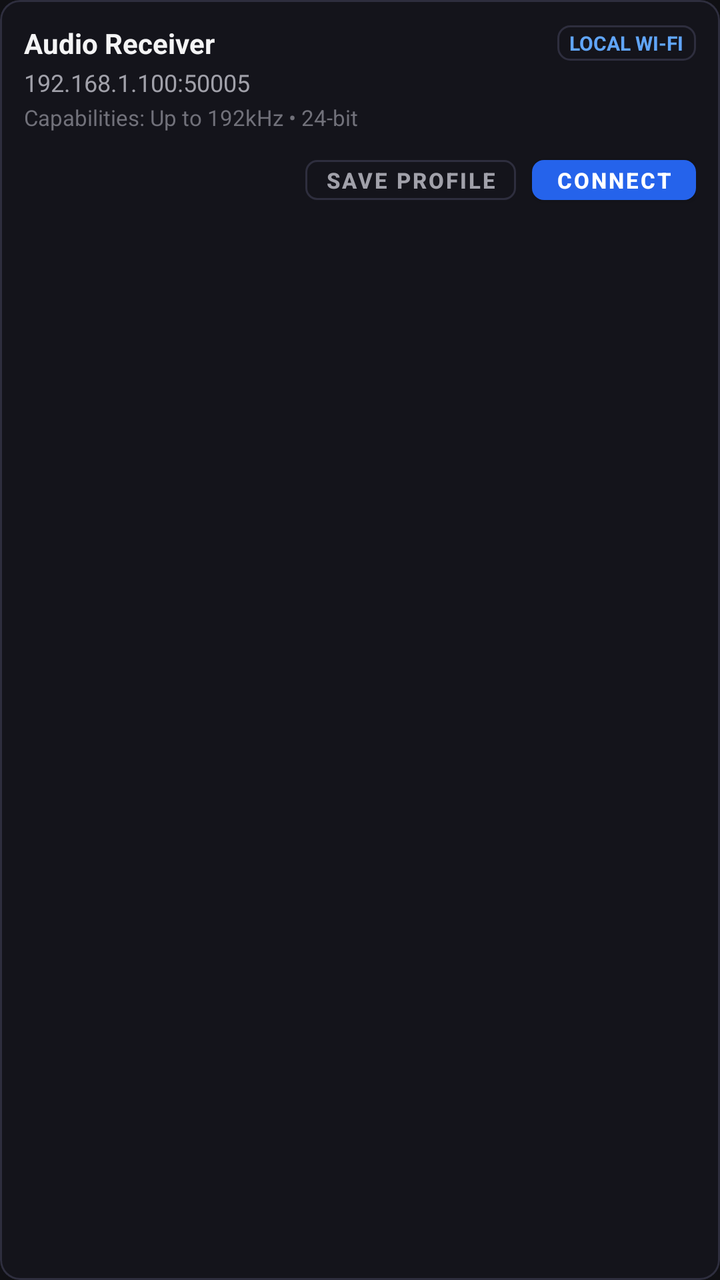
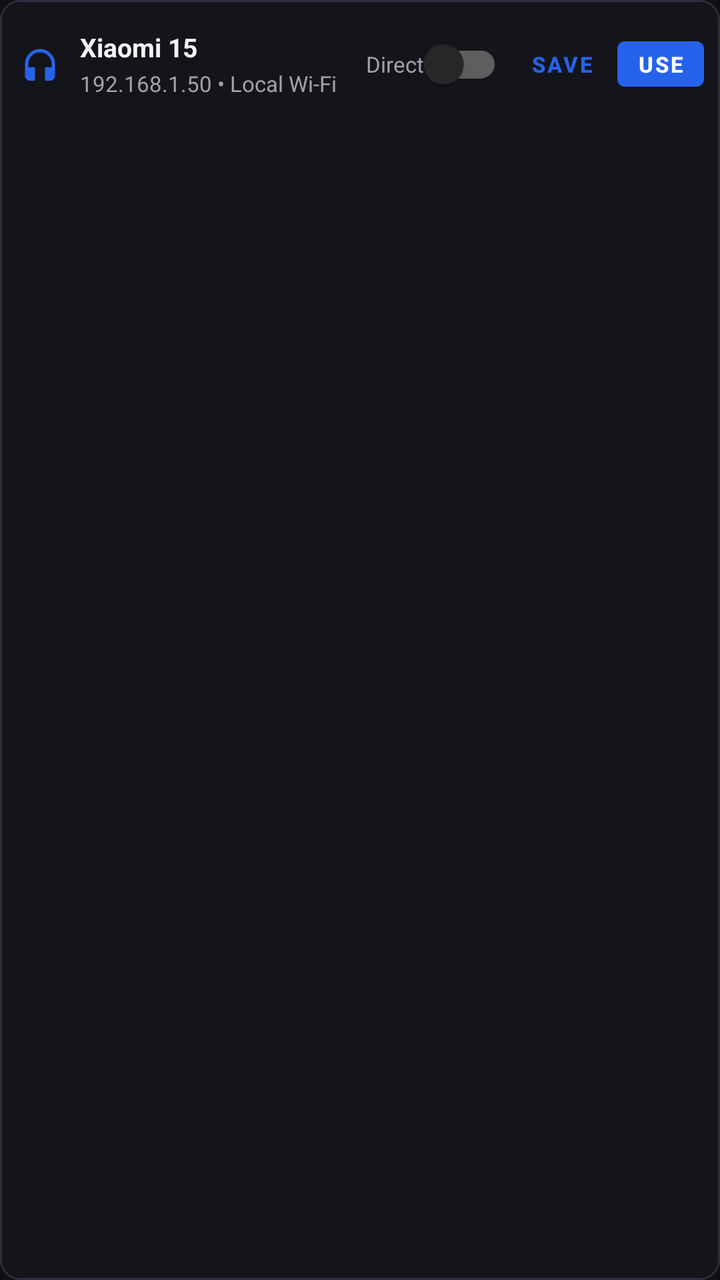

Two renders of the same Android screen: before a commit and after it. Below are the layout's source before the change and the commit's diff.
<!-- AndroidManifest.xml: application theme Theme.AudioStreamer -->
<!-- res/layout/item_discovered_device.xml -->
<?xml version="1.0" encoding="utf-8"?>
<com.google.android.material.card.MaterialCardView
    xmlns:android="http://schemas.android.com/apk/res/android"
    xmlns:app="http://schemas.android.com/apk/res-auto"
    android:layout_width="match_parent"
    android:layout_height="wrap_content"
    android:layout_marginBottom="8dp"
    app:cardCornerRadius="10dp"
    app:cardElevation="0dp"
    app:strokeColor="@color/card_stroke"
    app:strokeWidth="1dp"
    app:cardBackgroundColor="@color/input_bg">

    <LinearLayout
        android:layout_width="match_parent"
        android:layout_height="wrap_content"
        android:orientation="vertical"
        android:padding="12dp">

        <LinearLayout
            android:layout_width="match_parent"
            android:layout_height="wrap_content"
            android:orientation="horizontal"
            android:gravity="center_vertical">

            <TextView
                android:id="@+id/tv_device_name"
                android:layout_width="0dp"
                android:layout_height="wrap_content"
                android:layout_weight="1"
                android:text="Audio Receiver"
                android:textSize="14sp"
                android:textStyle="bold"
                android:textColor="@color/text_primary" />

            <TextView
                android:id="@+id/tv_device_conn_badge"
                android:layout_width="wrap_content"
                android:layout_height="wrap_content"
                android:text="LOCAL WI-FI"
                android:textSize="10sp"
                android:textStyle="bold"
                android:textColor="@color/pill_text"
                android:background="@drawable/bg_stat_badge"
                android:paddingHorizontal="6dp"
                android:paddingVertical="2dp" />
        </LinearLayout>

        <TextView
            android:id="@+id/tv_device_endpoint"
            android:layout_width="wrap_content"
            android:layout_height="wrap_content"
            android:text="192.168.1.100:50005"
            android:textSize="12sp"
            android:textColor="@color/text_secondary"
            android:layout_marginTop="2dp" />

        <TextView
            android:id="@+id/tv_device_caps"
            android:layout_width="wrap_content"
            android:layout_height="wrap_content"
            android:text="Capabilities: Up to 192kHz • 24-bit"
            android:textSize="11sp"
            android:textColor="@color/text_hint"
            android:layout_marginTop="2dp" />

        <TextView
            android:id="@+id/tv_device_p2p_notice"
            android:layout_width="wrap_content"
            android:layout_height="wrap_content"
            android:text="Wi-Fi Direct Active (P2P Ready)"
            android:textSize="11sp"
            android:textStyle="bold"
            android:textColor="@color/status_green"
            android:layout_marginTop="3dp"
            android:visibility="gone" />

        <LinearLayout
            android:layout_width="match_parent"
            android:layout_height="wrap_content"
            android:orientation="horizontal"
            android:gravity="end"
            android:layout_marginTop="8dp">

            <com.google.android.material.button.MaterialButton
                android:id="@+id/btn_device_save"
                style="?attr/materialButtonOutlinedStyle"
                android:layout_width="wrap_content"
                android:layout_height="32dp"
                android:minHeight="0dp"
                android:minWidth="0dp"
                android:paddingHorizontal="10dp"
                android:paddingVertical="0dp"
                android:textSize="11sp"
                android:textStyle="bold"
                android:text="Save Profile"
                android:textColor="@color/text_secondary"
                app:strokeColor="@color/card_stroke"
                app:cornerRadius="6dp"
                android:layout_marginEnd="8dp" />

            <com.google.android.material.button.MaterialButton
                android:id="@+id/btn_device_connect"
                style="@style/Widget.MaterialComponents.Button"
                android:layout_width="wrap_content"
                android:layout_height="32dp"
                android:minHeight="0dp"
                android:minWidth="0dp"
                android:paddingHorizontal="12dp"
                android:paddingVertical="0dp"
                android:textSize="11sp"
                android:textStyle="bold"
                android:text="Connect"
                app:backgroundTint="@color/primary"
                app:cornerRadius="6dp" />
        </LinearLayout>
    </LinearLayout>
</com.google.android.material.card.MaterialCardView>
<!-- resources referenced by this layout -->
<resources>
  <color name="card_stroke">#2E2E3E</color>
  <color name="input_bg">#14141B</color>
  <color name="pill_text">#60A5FA</color>
  <color name="primary">#2563EB</color>
  <color name="status_green">#10B981</color>
  <color name="text_hint">#71717A</color>
  <color name="text_primary">#F4F4F5</color>
  <color name="text_secondary">#A1A1AA</color>
  <!-- drawable bg_stat_badge (drawable) -->
  <?xml version="1.0" encoding="utf-8"?>
  <shape xmlns:android="http://schemas.android.com/apk/res/android"
      android:shape="rectangle">
      <corners android:radius="6dp" />
      <solid android:color="@color/input_bg" />
      <stroke
          android:width="1dp"
          android:color="@color/card_stroke" />
  </shape>
  <style name="Theme.AudioStreamer" parent="Theme.MaterialComponents.NoActionBar">
          <item name="colorPrimary">@color/primary</item>
          <item name="colorPrimaryVariant">@color/primary_variant</item>
          <item name="colorOnPrimary">@color/white</item>
          <item name="colorSecondary">@color/secondary</item>
          <item name="colorSecondaryVariant">@color/secondary_variant</item>
          <item name="colorOnSecondary">@color/white</item>
          <item name="android:windowBackground">@color/bg_screen</item>
          <item name="android:statusBarColor">@color/bg_screen</item>
          <item name="android:navigationBarColor">@color/bg_screen</item>
          <item name="android:windowLightStatusBar">false</item>
      </style>
  <color name="primary_variant">#1D4ED8</color>
  <color name="white">#FFFFFFFF</color>
  <color name="secondary">#0D9488</color>
  <color name="secondary_variant">#0F766E</color>
  <color name="bg_screen">#101014</color>
</resources>

<!-- the commit's change to res/layout/item_discovered_device.xml (unified diff, before → after) -->
@@ -2,9 +2,13 @@
 <com.google.android.material.card.MaterialCardView
     xmlns:android="http://schemas.android.com/apk/res/android"
     xmlns:app="http://schemas.android.com/apk/res-auto"
+    android:id="@+id/card_discovered_device"
     android:layout_width="match_parent"
     android:layout_height="wrap_content"
-    android:layout_marginBottom="8dp"
+    android:layout_marginBottom="6dp"
+    android:clickable="true"
+    android:focusable="true"
+    android:foreground="?attr/selectableItemBackground"
     app:cardCornerRadius="10dp"
     app:cardElevation="0dp"
     app:strokeColor="@color/card_stroke"
@@ -14,105 +18,98 @@
     <LinearLayout
         android:layout_width="match_parent"
         android:layout_height="wrap_content"
-        android:orientation="vertical"
-        android:padding="12dp">
+        android:orientation="horizontal"
+        android:gravity="center_vertical"
+        android:paddingStart="10dp"
+        android:paddingEnd="8dp"
+        android:paddingTop="8dp"
+        android:paddingBottom="8dp">
+
+        <ImageView
+            android:id="@+id/iv_discovered_icon"
+            android:layout_width="20dp"
+            android:layout_height="20dp"
+            android:src="@drawable/ic_receiver"
+            app:tint="@color/primary"
+            android:layout_marginEnd="10dp" />
 
         <LinearLayout
-            android:layout_width="match_parent"
+            android:layout_width="0dp"
+            android:layout_height="wrap_content"
+            android:layout_weight="1"
+            android:orientation="vertical">
+
+            <TextView
+                android:id="@+id/tv_discovered_name"
+                android:layout_width="wrap_content"
+                android:layout_height="wrap_content"
+                android:text="Xiaomi 15"
+                android:textSize="13sp"
+                android:textStyle="bold"
+                android:textColor="@color/text_primary"
+                android:maxLines="1"
+                android:ellipsize="end" />
+
+            <TextView
+                android:id="@+id/tv_discovered_details"
+                android:layout_width="wrap_content"
+                android:layout_height="wrap_content"
+                android:text="192.168.1.50 • Local Wi-Fi"
+                android:textSize="11sp"
+                android:textColor="@color/text_secondary"
+                android:maxLines="1"
+                android:ellipsize="end"
+                android:layout_marginTop="2dp" />
+        </LinearLayout>
+
+        <LinearLayout
+            android:layout_width="wrap_content"
             android:layout_height="wrap_content"
             android:orientation="horizontal"
             android:gravity="center_vertical">
 
-            <TextView
-                android:id="@+id/tv_device_name"
-                android:layout_width="0dp"
-                android:layout_height="wrap_content"
-                android:layout_weight="1"
-                android:text="Audio Receiver"
-                android:textSize="14sp"
-                android:textStyle="bold"
-                android:textColor="@color/text_primary" />
-
-            <TextView
-                android:id="@+id/tv_device_conn_badge"
+            <com.google.android.material.switchmaterial.SwitchMaterial
+                android:id="@+id/switch_discovered_direct"
                 android:layout_width="wrap_content"
                 android:layout_height="wrap_content"
-                android:text="LOCAL WI-FI"
-                android:textSize="10sp"
-                android:textStyle="bold"
-                android:textColor="@color/pill_text"
-                android:background="@drawable/bg_stat_badge"
-                android:paddingHorizontal="6dp"
-                android:paddingVertical="2dp" />
-        </LinearLayout>
-
-        <TextView
-            android:id="@+id/tv_device_endpoint"
-            android:layout_width="wrap_content"
-            android:layout_height="wrap_content"
-            android:text="192.168.1.100:50005"
-            android:textSize="12sp"
-            android:textColor="@color/text_secondary"
-            android:layout_marginTop="2dp" />
-
-        <TextView
-            android:id="@+id/tv_device_caps"
-            android:layout_width="wrap_content"
-            android:layout_height="wrap_content"
-            android:text="Capabilities: Up to 192kHz • 24-bit"
-            android:textSize="11sp"
-            android:textColor="@color/text_hint"
-            android:layout_marginTop="2dp" />
-
-        <TextView
-            android:id="@+id/tv_device_p2p_notice"
-            android:layout_width="wrap_content"
-            android:layout_height="wrap_content"
-            android:text="Wi-Fi Direct Active (P2P Ready)"
-            android:textSize="11sp"
-            android:textStyle="bold"
-            android:textColor="@color/status_green"
-            android:layout_marginTop="3dp"
-            android:visibility="gone" />
-
-        <LinearLayout
-            android:layout_width="match_parent"
-            android:layout_height="wrap_content"
-            android:orientation="horizontal"
-            android:gravity="end"
-            android:layout_marginTop="8dp">
+                android:text="Direct"
+                android:textSize="11sp"
+                android:textColor="@color/text_secondary"
+                android:layout_marginEnd="6dp" />
 
             <com.google.android.material.button.MaterialButton
-                android:id="@+id/btn_device_save"
-                style="?attr/materialButtonOutlinedStyle"
+                android:id="@+id/btn_discovered_save"
+                style="@style/Widget.MaterialComponents.Button.TextButton"
                 android:layout_width="wrap_content"
-                android:layout_height="32dp"
+                android:layout_height="wrap_content"
                 android:minHeight="0dp"
                 android:minWidth="0dp"
-                android:paddingHorizontal="10dp"
-                android:paddingVertical="0dp"
+                android:paddingLeft="8dp"
+                android:paddingRight="8dp"
+                android:paddingTop="4dp"
+                android:paddingBottom="4dp"
                 android:textSize="11sp"
                 android:textStyle="bold"
-                android:text="Save Profile"
-                android:textColor="@color/text_secondary"
-                app:strokeColor="@color/card_stroke"
-                app:cornerRadius="6dp"
-                android:layout_marginEnd="8dp" />
+                android:textColor="@color/primary"
+                android:text="Save"
+                android:layout_marginEnd="4dp" />
 
             <com.google.android.material.button.MaterialButton
-                android:id="@+id/btn_device_connect"
-                style="@style/Widget.MaterialComponents.Button"
+                android:id="@+id/btn_discovered_use"
+                style="@style/Widget.MaterialComponents.Button.UnelevatedButton"
                 android:layout_width="wrap_content"
-                android:layout_height="32dp"
+                android:layout_height="wrap_content"
                 android:minHeight="0dp"
                 android:minWidth="0dp"
-                android:paddingHorizontal="12dp"
-                android:paddingVertical="0dp"
+                android:paddingLeft="10dp"
+                android:paddingRight="10dp"
+                android:paddingTop="4dp"
+                android:paddingBottom="4dp"
                 android:textSize="11sp"
                 android:textStyle="bold"
-                android:text="Connect"
-                app:backgroundTint="@color/primary"
-                app:cornerRadius="6dp" />
+                android:backgroundTint="@color/primary"
+                android:textColor="@color/white"
+                android:text="Use" />
         </LinearLayout>
     </LinearLayout>
 </com.google.android.material.card.MaterialCardView>
<!-- resource entries referenced after the edit -->
@@ -2,22 +2,20 @@
 <resources>
   <color name="card_stroke">#2E2E3E</color>
   <color name="input_bg">#14141B</color>
-  <color name="pill_text">#60A5FA</color>
   <color name="primary">#2563EB</color>
-  <color name="status_green">#10B981</color>
-  <color name="text_hint">#71717A</color>
   <color name="text_primary">#F4F4F5</color>
   <color name="text_secondary">#A1A1AA</color>
-  <!-- drawable bg_stat_badge (drawable) -->
-  <?xml version="1.0" encoding="utf-8"?>
-  <shape xmlns:android="http://schemas.android.com/apk/res/android"
-      android:shape="rectangle">
-      <corners android:radius="6dp" />
-      <solid android:color="@color/input_bg" />
-      <stroke
-          android:width="1dp"
-          android:color="@color/card_stroke" />
-  </shape>
+  <color name="white">#FFFFFFFF</color>
+  <!-- drawable ic_receiver (drawable) -->
+  <vector xmlns:android="http://schemas.android.com/apk/res/android"
+      android:width="24dp"
+      android:height="24dp"
+      android:viewportWidth="24"
+      android:viewportHeight="24">
+      <path
+          android:fillColor="#FFFFFFFF"
+          android:pathData="M12,3c-4.97,0 -9,4.03 -9,9v7c0,1.66 1.34,3 3,3h3v-8L5,14v-2c0,-3.87 3.13,-7 7,-7s7,3.13 7,7v2l-4,0v8h3c1.66,0 3,-1.34 3,-3v-7c0,-4.97 -4.03,-9 -9,-9z"/>
+  </vector>
   <style name="Theme.AudioStreamer" parent="Theme.MaterialComponents.NoActionBar">
           <item name="colorPrimary">@color/primary</item>
           <item name="colorPrimaryVariant">@color/primary_variant</item>
@@ -31,7 +29,6 @@
           <item name="android:windowLightStatusBar">false</item>
       </style>
   <color name="primary_variant">#1D4ED8</color>
-  <color name="white">#FFFFFFFF</color>
   <color name="secondary">#0D9488</color>
   <color name="secondary_variant">#0F766E</color>
   <color name="bg_screen">#101014</color>
